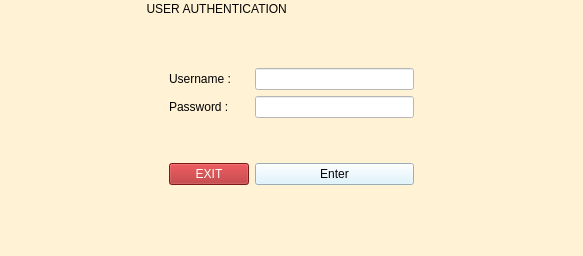
The window that untitled1/mainwindow.ui (lejh-02/assignment) describes before a commit, drawn with Qt 5.
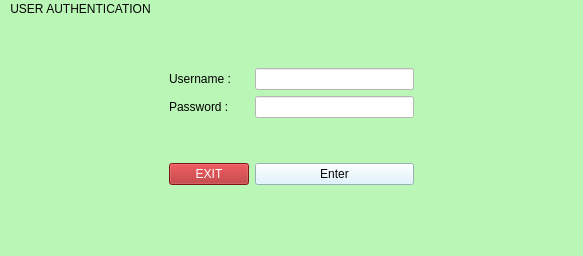
The same window after the commit.

The edit to the form file:
```diff
--- a/untitled1/mainwindow.ui
+++ b/untitled1/mainwindow.ui
@@ -14,7 +14,7 @@
    <string>MainWindow</string>
   </property>
   <property name="styleSheet">
-   <string notr="true">background-color: rgb(255, 242, 213);
+   <string notr="true">background-color: rgb(186, 246, 182);
 color: rgb(4, 4, 4);</string>
   </property>
   <widget class="QWidget" name="centralwidget">
@@ -201,7 +201,7 @@
    </property>
    <widget class="QMenu" name="menuUSER_AUTHENTICATION">
     <property name="title">
-     <string>                                         USER AUTHENTICATION</string>
+     <string>USER AUTHENTICATION</string>
     </property>
    </widget>
    <addaction name="menuUSER_AUTHENTICATION"/>
```
